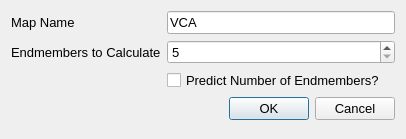
This is Vespucci/GUI/Analysis/vcadialog.ui in VespucciProject/Vespucci as Qt 5 draws it before an edit. The edited form follows.
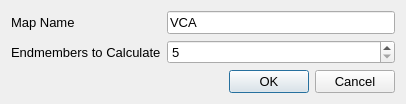
This is the edited form. Icons and pictures are not drawn.

Commit message: MetaAnalyzer, MultiAnalyzer and VespucciDataset now inherit a new abstract class (AbstractDataAnalyzer), removing the klugy overloaded constructors that were used for analysis dialogs. Rank estimation moved out of dialogs.

The edit to the form file:
```diff
--- a/Vespucci/GUI/Analysis/vcadialog.ui
+++ b/Vespucci/GUI/Analysis/vcadialog.ui
@@ -7,7 +7,7 @@
     <x>0</x>
     <y>0</y>
     <width>406</width>
-    <height>139</height>
+    <height>99</height>
    </rect>
   </property>
   <property name="font">
@@ -52,13 +52,6 @@
     </widget>
    </item>
    <item row="2" column="1">
-    <widget class="QCheckBox" name="predictionCheckBox">
-     <property name="text">
-      <string>Predict Number of Endmembers?</string>
-     </property>
-    </widget>
-   </item>
-   <item row="3" column="1">
     <widget class="QDialogButtonBox" name="buttonBox">
      <property name="orientation">
       <enum>Qt::Horizontal</enum>
```
Left out of the diff: 14 changed lines with no effect on the pictures. The commit also changes 46 other files.
